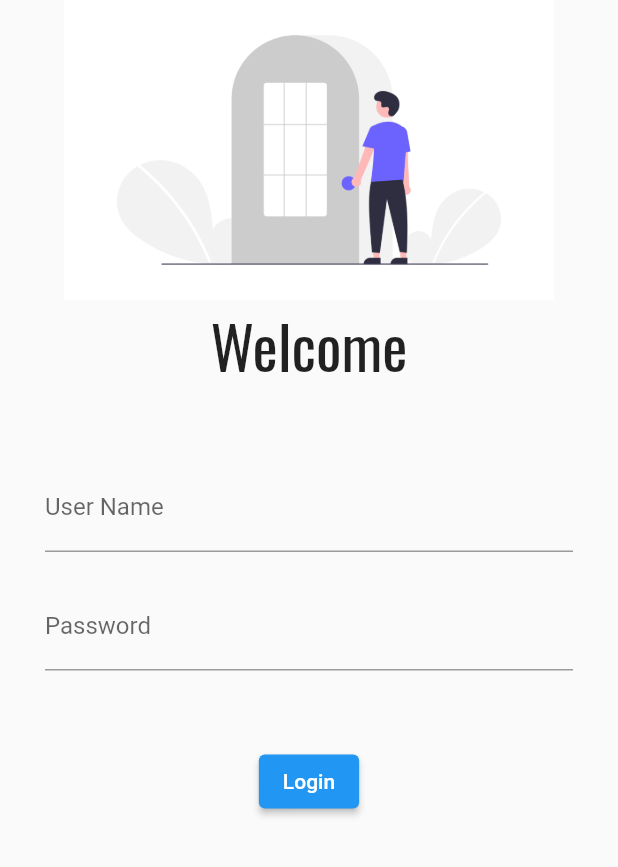
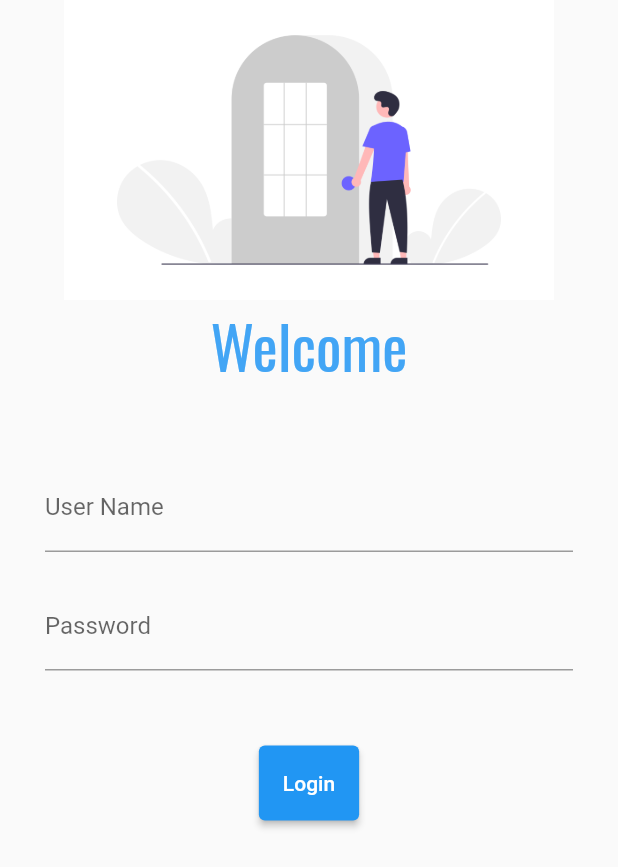
Before and after one commit to TejasParse/30DaysOfFlutter, a Flutter app: the screen it shows after launch, on a phone screen of 412 x 824 dp. Shown: the top 867 px of the screen. Run offline on Flutter 3.47's test engine with Material 2 defaults, Android fonts, the phone set to English and light mode, and no system bars; our stand-ins replace google_fonts.

Commit message:
Day 5 Done

```diff
--- a/lib/main.dart
+++ b/lib/main.dart
@@ -1,5 +1,6 @@
 import 'package:catalog/pages/home_page.dart';
 import 'package:catalog/pages/login_page.dart';
+import 'package:catalog/utils/routes.dart';
 import 'package:flutter/material.dart';
 
 void main() {
@@ -13,8 +14,8 @@ class MyApp extends StatelessWidget {
   Widget build(BuildContext context) {
     return MaterialApp(
       routes: {
-          "/" : (context) => LoginPage(),
-        "/Home" : (context) => HomePage(),
+          MyRoutes.loginRoute : (context) => LoginPage(),
+        MyRoutes.homeRoute : (context) => HomePage(),
       },
     );
   }
--- a/lib/pages/login_page.dart
+++ b/lib/pages/login_page.dart
@@ -1,3 +1,4 @@
+import 'package:catalog/utils/routes.dart';
 import 'package:flutter/material.dart';
 import 'package:google_fonts/google_fonts.dart';
 
@@ -7,13 +8,14 @@ class LoginPage extends StatelessWidget {
   @override
   Widget build(BuildContext context) {
     return Scaffold(
-      body: Center(
+      body: SingleChildScrollView(
+        child: Center(
           child: Column(
             children: [
               Image.asset("assets/images/login.png",height: 200,),
               Text(
                 "Welcome",
-              style: GoogleFonts.oswald(fontSize: 20),
+                style: GoogleFonts.oswald(fontSize: 20,color: Colors.blue[400]),
                 textScaleFactor: 2,
               ),
               SizedBox(height: 20),
@@ -40,14 +42,18 @@ class LoginPage extends StatelessWidget {
               ),
               SizedBox(height: 20,),
               ElevatedButton(
+                style: ElevatedButton.styleFrom(
+                  minimumSize: Size(50,50),
+                ),
                   onPressed: (){
-                  Navigator.pushNamed(context,"/Home");
+                    Navigator.pushNamed(context,MyRoutes.homeRoute);
                   },
                   child: Text("Login")
               )
             ],
           )
         ),
+      ),
     );
   }
 }
--- a/lib/utils/routes.dart
+++ b/lib/utils/routes.dart
@@ -0,0 +1,4 @@
+class MyRoutes{
+  static String loginRoute = "/";
+  static String homeRoute = "/Home";
+}
```
Lines whose indentation alone changed are shown as unchanged.
